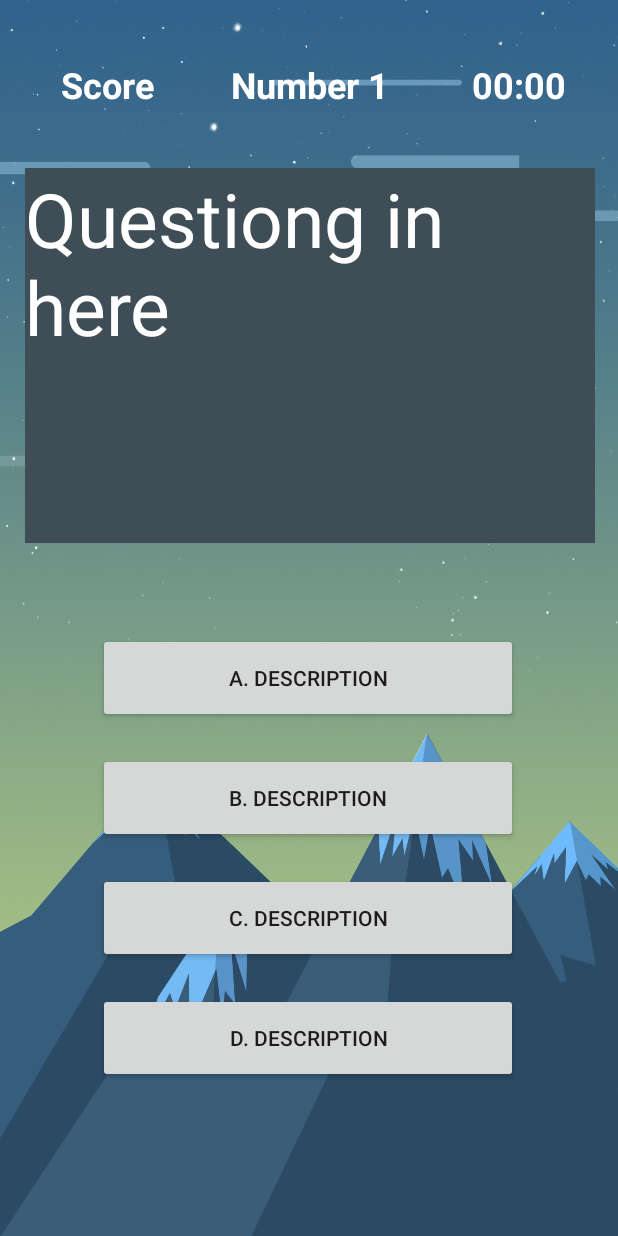
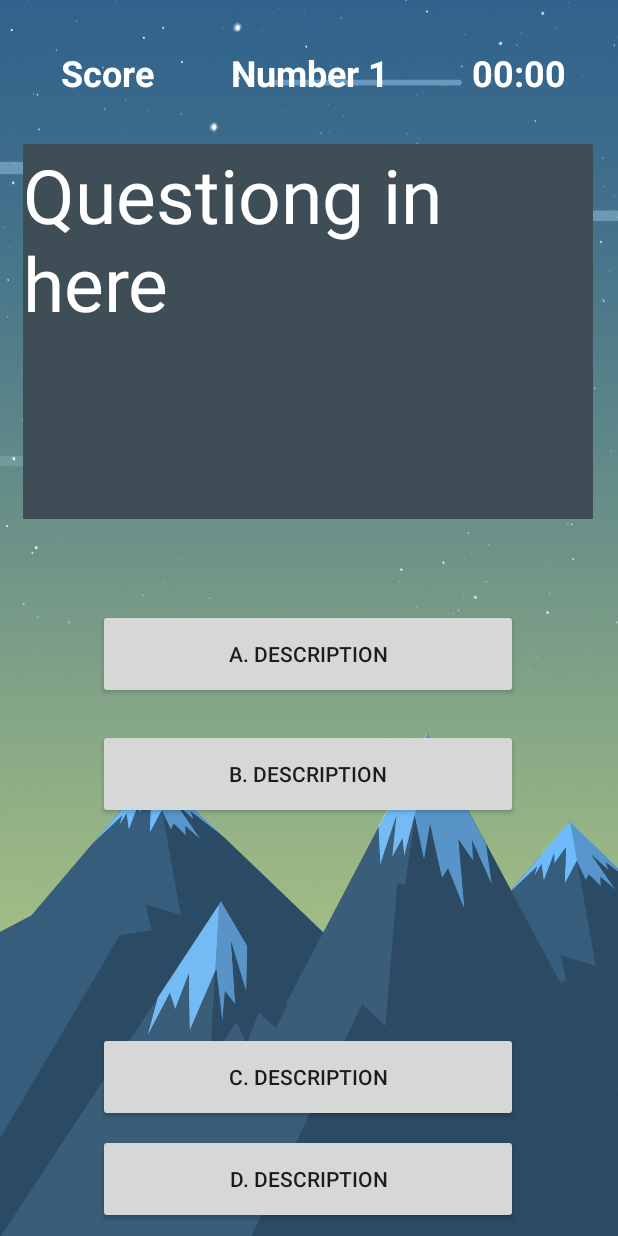
Before and after one commit to Ean-Yan/Android-Quiz-Game, an Android app: the gamePage screen opened directly, with no data from a screen before it, on a phone screen of 412 x 824 dp. Run offline under Robolectric (Android 15) with nearby library versions, the phone set to English and light mode, and no system bars; Roboto replaces fonts that are not available here.

Commit message:
updated gamepage

```diff
--- a/app/src/main/res/layout/activity_game_page.xml
+++ b/app/src/main/res/layout/activity_game_page.xml
@@ -6,6 +6,7 @@
         android:layout_width="match_parent"
         android:layout_height="match_parent"
         android:background="@drawable/gamebcgrd"
+        app:layout_behavior="@string/appbar_scrolling_view_behavior"
         tools:context=".gamePage">
 
 
@@ -16,9 +17,9 @@
             android:id="@+id/QuestionView" android:background="@color/colorPrimary"
             app:layout_constraintEnd_toEndOf="parent" android:layout_marginEnd="8dp"
             app:layout_constraintStart_toStartOf="parent" android:layout_marginStart="8dp"
-            android:layout_marginTop="112dp" app:layout_constraintTop_toTopOf="parent"
+            android:layout_marginTop="96dp" app:layout_constraintTop_toTopOf="parent"
             android:fontFamily="@font/aldrich" android:textSize="50sp"
-            android:textColor="@android:color/background_light" app:layout_constraintHorizontal_bias="0.533"/>
+            android:textColor="@android:color/background_light" app:layout_constraintHorizontal_bias="0.466"/>
     <Button
             android:text="A. Description"
             android:layout_width="280dp"
@@ -48,7 +49,7 @@
             android:layout_marginBottom="8dp" app:layout_constraintBottom_toTopOf="@+id/button7"
             app:layout_constraintStart_toStartOf="parent" android:layout_marginStart="8dp"
             app:layout_constraintEnd_toEndOf="parent" android:layout_marginEnd="8dp"
-            app:layout_constraintHorizontal_bias="0.495" app:layout_constraintVertical_bias="0.0"/>
+            app:layout_constraintHorizontal_bias="0.495" app:layout_constraintVertical_bias="1.0"/>
     <Button
             android:text="D. Description"
             android:layout_width="280dp"
@@ -58,7 +59,7 @@
             android:layout_marginBottom="8dp" app:layout_constraintBottom_toBottomOf="parent"
             app:layout_constraintStart_toStartOf="parent" android:layout_marginStart="8dp"
             app:layout_constraintEnd_toEndOf="parent" android:layout_marginEnd="8dp"
-            app:layout_constraintHorizontal_bias="0.495" app:layout_constraintVertical_bias="0.0"/>
+            app:layout_constraintHorizontal_bias="0.495" app:layout_constraintVertical_bias="1.0"/>
     <TextView
             android:text="Score"
             android:gravity="center"
```
Lines whose indentation alone changed are shown as unchanged.
